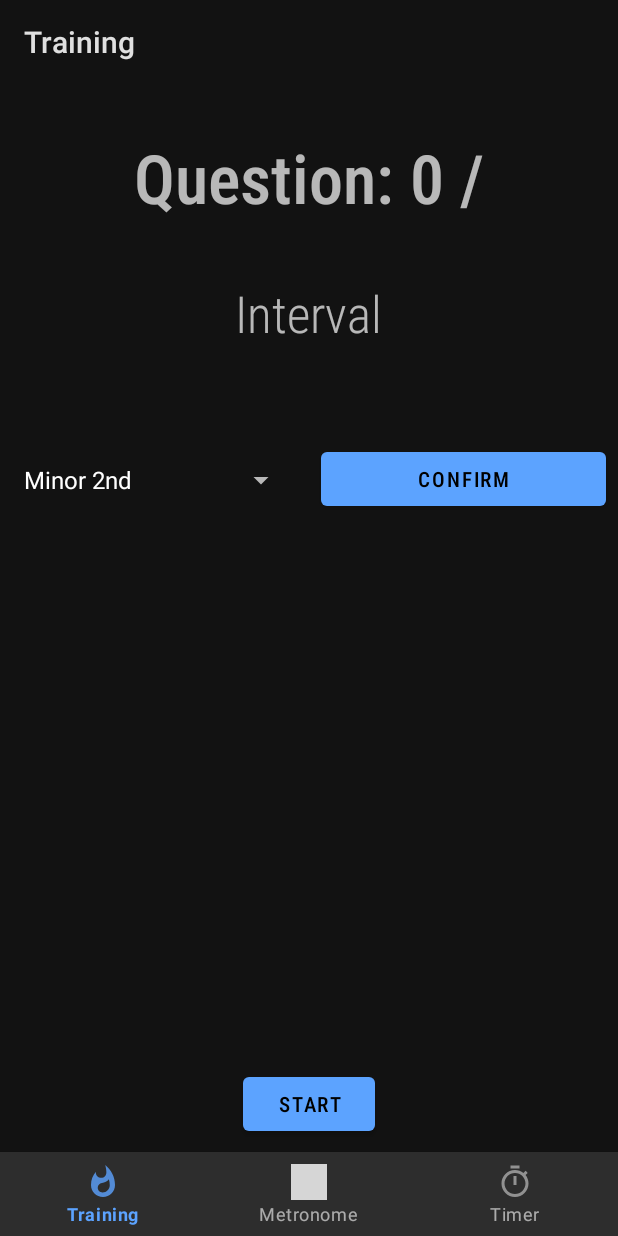
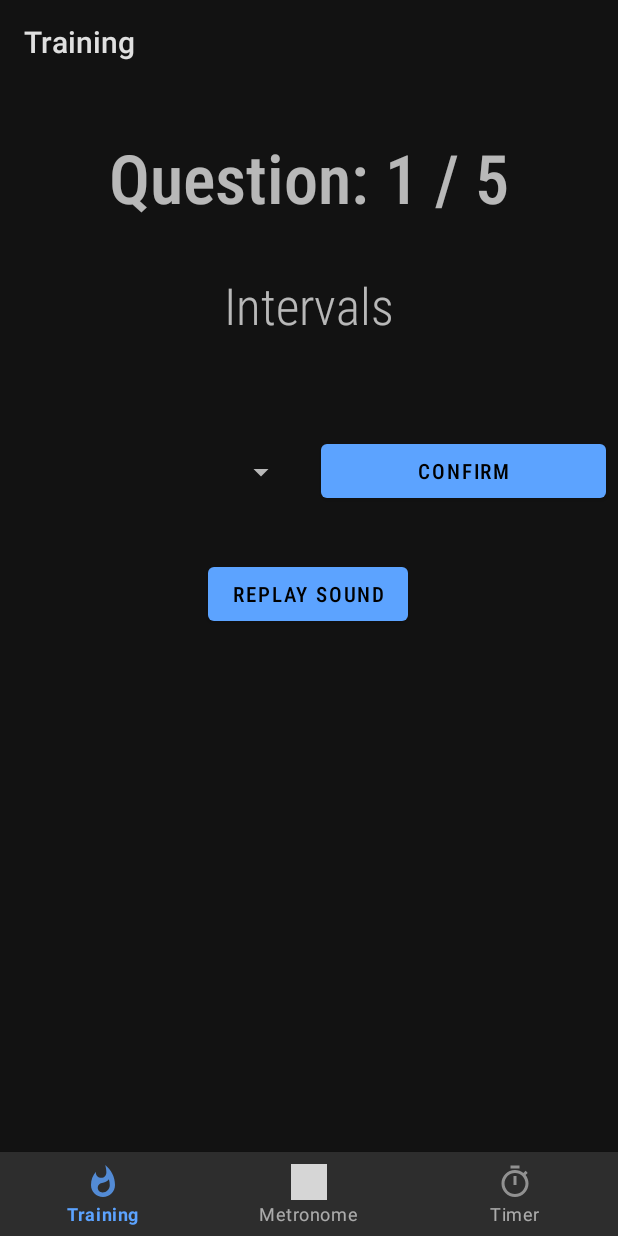
Before and after one commit to vikaShenoy/MusicDojo, an Android app: the screen it shows after launch (MainActivity), after a tap on "START", on a phone screen of 412 x 824 dp. Run offline under Robolectric (Android 15) with nearby library versions, the phone set to English and light mode, and no system bars; 1 statement that could not run was skipped; grey boxes are pictures that could not be loaded.

Commit message:
Begin implementation of shake to replay sound

```diff
--- a/app/src/main/AndroidManifest.xml
+++ b/app/src/main/AndroidManifest.xml
@@ -2,6 +2,7 @@
 <manifest xmlns:android="http://schemas.android.com/apk/res/android"
     package="com.example.musicdojo">
 
+    <uses-permission android:name="android.permission.VIBRATE" />
     <application
         android:allowBackup="true"
         android:icon="@mipmap/ic_launcher"
--- a/app/src/main/java/com/example/musicdojo/TrainingFragment.kt
+++ b/app/src/main/java/com/example/musicdojo/TrainingFragment.kt
@@ -1,25 +1,44 @@
 package com.example.musicdojo
 
 import android.content.Context
+import android.hardware.Sensor
+import android.hardware.SensorEvent
+import android.hardware.SensorEventListener
+import android.hardware.SensorManager
 import android.media.MediaPlayer
 import android.os.Bundle
+import android.os.VibrationEffect
+import android.os.Vibrator
 import android.util.Log
+import android.view.ContextThemeWrapper
 import android.view.LayoutInflater
 import android.view.View
 import android.view.ViewGroup
 import android.widget.ArrayAdapter
 import android.widget.Toast
+import androidx.appcompat.app.AppCompatActivity
 import androidx.fragment.app.Fragment
 import com.example.musicdojo.model.Game
 import com.example.musicdojo.model.Mode
 import com.example.musicdojo.model.Question
 import kotlinx.android.synthetic.main.fragment_training.*
+import java.lang.Math.sqrt
+import kotlin.math.sqrt
 
-class TrainingFragment : Fragment() {
+class TrainingFragment : Fragment(), SensorEventListener {
 
     private lateinit var ctx: Context
+    private lateinit var game: Game
 
-    private lateinit var game: Game
+    private var gameActive = false
+
+    private lateinit var mSensorManager: SensorManager
+
+    private lateinit var accelerometer: Sensor
+    private val SHAKE_TIMEOUT = 500
+    private val SHAKE_THRESHOLD = 3.25f
+
+    private var lastShakeTime: Long = 0
 
     override fun onCreateView(
         inflater: LayoutInflater,
@@ -29,6 +48,14 @@ class TrainingFragment : Fragment() {
         if (container != null) {
             ctx = container.context
         }
+        mSensorManager = ctx.getSystemService(Context.SENSOR_SERVICE) as SensorManager
+        mSensorManager.getDefaultSensor(Sensor.TYPE_ACCELEROMETER).let {
+            accelerometer = it
+            mSensorManager.registerListener(this, accelerometer, SensorManager.SENSOR_DELAY_NORMAL)
+        }
+
+
+
         return inflater.inflate(R.layout.fragment_training, container, false)
     }
 
@@ -46,34 +73,65 @@ class TrainingFragment : Fragment() {
         }
 
         startBtn.setOnClickListener {
-            val testGame = Game("Interval", ctx, Mode.INTERVAL, 5)
+            vibrate(500)
+            val testGame = Game("Intervals", ctx, Mode.INTERVAL, 5)
             startGame(testGame)
         }
 
         selectAnswerBtn.setOnClickListener {
             answerSelected()
         }
+
+        replayBtn.setOnClickListener {
+            if (gameActive) {
+                playSounds(game.getCurrentQuestion())
+            }
+        }
+
+        replayBtn.visibility = View.INVISIBLE
+    }
+
+    private fun vibrate(length: Long) {
+        val vibrator =
+            ctx.getSystemService(AppCompatActivity.VIBRATOR_SERVICE) as Vibrator
+        vibrator.vibrate(
+            VibrationEffect.createOneShot(
+                length, VibrationEffect.DEFAULT_AMPLITUDE
+            )
+        )
     }
 
     private fun answerSelected() {
         game.submitAnswer(INTERVALS[intervalSpinner.selectedItem])
+        intervalSpinner.setSelection(0)
 
-        questionText.text = getString(R.string.question, game.currentQuestionIdx, game.numQuestions)
         if (game.isFinished()) {
             finishGame()
         } else {
+            questionText.text =
+                getString(
+                    R.string.question,
+                    game.currentQuestionIdx + 1,
+                    game.numQuestions
+                )
             playSounds(game.getCurrentQuestion())
         }
     }
 
     private fun startGame(newGame: Game) {
         game = newGame
+        gameActive = true
         gameNameText.text = game.name
-        questionText.text = getString(R.string.question, game.currentQuestionIdx, game.numQuestions)
+        questionText.text =
+            getString(R.string.question, game.currentQuestionIdx + 1, game.numQuestions)
+        replayBtn.visibility = View.VISIBLE
+        startBtn.visibility = View.INVISIBLE
+        intervalSpinner.setSelection(0)
         playSounds(game.getCurrentQuestion())
     }
 
     private fun finishGame() {
+        gameActive = false
         Toast.makeText(ctx, "Score: ${game.score}", Toast.LENGTH_SHORT).show()
     }
 
@@ -109,4 +167,46 @@ class TrainingFragment : Fragment() {
                 }
             }
     }
+
+    override fun onAccuracyChanged(p0: Sensor?, p1: Int) {
+
+    }
+
+    override fun onSensorChanged(event: SensorEvent?) {
+        when (event?.sensor?.type) {
+            Sensor.TYPE_ACCELEROMETER -> {
+
+                val x = event.values[0]
+                val y = event.values[1]
+                val z = event.values[2]
+
+                Log.i("poo", x.toString())
+
+                val currentShakeTime = System.currentTimeMillis()
+
+                val accel = sqrt((x * x) + (y * y) + (z * z)) - SensorManager.GRAVITY_EARTH
+                Log.i("Test", "Accel=$accel")
+
+                if (accel > SHAKE_THRESHOLD) {
+                    if (gameActive) {
+                        playSounds(game.getCurrentQuestion())
+                    }
+                }
+
+
+//                if (currentShakeTime - lastShakeTime < SHAKE_TIMEOUT) {
+//                    val accel = sqrt((x * x) + (y * y) + (z * z)) - SensorManager.GRAVITY_EARTH
+//                    Log.i("Test", "Accel=$accel")
+//
+//                    if (accel > SHAKE_THRESHOLD) {
+//                        playSounds(game.getCurrentQuestion())
+//                        lastShakeTime = currentShakeTime
+//                    }
+//
+//                }
+
+
+            }
+        }
+    }
 }
--- a/app/src/main/java/com/example/musicdojo/model/Game.kt
+++ b/app/src/main/java/com/example/musicdojo/model/Game.kt
@@ -1,6 +1,7 @@
 package com.example.musicdojo.model
 
 import android.content.Context
+import android.util.Log
 import com.example.musicdojo.R
 import java.util.*
 import kotlin.collections.ArrayList
@@ -59,6 +60,7 @@ class Game(
 
     fun submitAnswer(answer: Int?) {
         if (questions[currentQuestionIdx].answer == answer) {
+            Log.i("answer", "ye")
             score += 1
         }
         currentQuestionIdx += 1
--- a/app/src/main/res/layout/fragment_training.xml
+++ b/app/src/main/res/layout/fragment_training.xml
@@ -5,6 +5,18 @@
     xmlns:tools="http://schemas.android.com/tools"
     android:layout_width="match_parent"
     android:layout_height="match_parent">
+
+    <Button
+        android:id="@+id/replayBtn"
+        android:layout_width="wrap_content"
+        android:layout_height="wrap_content"
+        android:layout_marginTop="32dp"
+        android:fontFamily="sans-serif-condensed-medium"
+        android:text="@string/replay"
+        app:layout_constraintEnd_toEndOf="parent"
+        app:layout_constraintHorizontal_bias="0.498"
+        app:layout_constraintStart_toStartOf="parent"
+        app:layout_constraintTop_toBottomOf="@+id/intervalSpinner" />
 
     <Button
         android:id="@+id/selectAnswerBtn"
@@ -47,8 +59,8 @@
 
     <TextView
         android:id="@+id/questionText"
-        android:layout_width="233dp"
-        android:layout_height="66dp"
+        android:layout_width="wrap_content"
+        android:layout_height="wrap_content"
         android:layout_marginTop="32dp"
         android:fontFamily="sans-serif-condensed-medium"
         android:textAlignment="center"
--- a/app/src/main/res/values/intervals.xml
+++ b/app/src/main/res/values/intervals.xml
@@ -1,11 +1,13 @@
 <?xml version="1.0" encoding="utf-8"?>
 <resources>
     <string-array name="intervals">
+        <item> </item>
         <item>@string/min2</item>
         <item>@string/maj2</item>
         <item>@string/min3</item>
         <item>@string/maj3</item>
         <item>@string/per4</item>
+        <item>@string/dim5</item>
         <item>@string/per5</item>
         <item>@string/min6</item>
         <item>@string/maj6</item>
--- a/app/src/main/res/values/strings.xml
+++ b/app/src/main/res/values/strings.xml
@@ -8,6 +8,7 @@
     <string name="confirm">Confirm</string>
 
     <string name="start">Start</string>
+    <string name="replay">Replay Sound</string>
 
     <string name="score">%1$d / %2$d</string>
 
@@ -21,7 +22,7 @@
     <string name="per4">Perfect 4th</string>
     <string name="dim5">Diminished 5th</string>
     <string name="per5">Perfect 5th</string>
-    <string name="min6">Minor 6th></string>
+    <string name="min6">Minor 6th</string>
     <string name="maj6">Major 6th</string>
     <string name="min7">Minor 7th</string>
     <string name="maj7">Major 7th</string>
```
